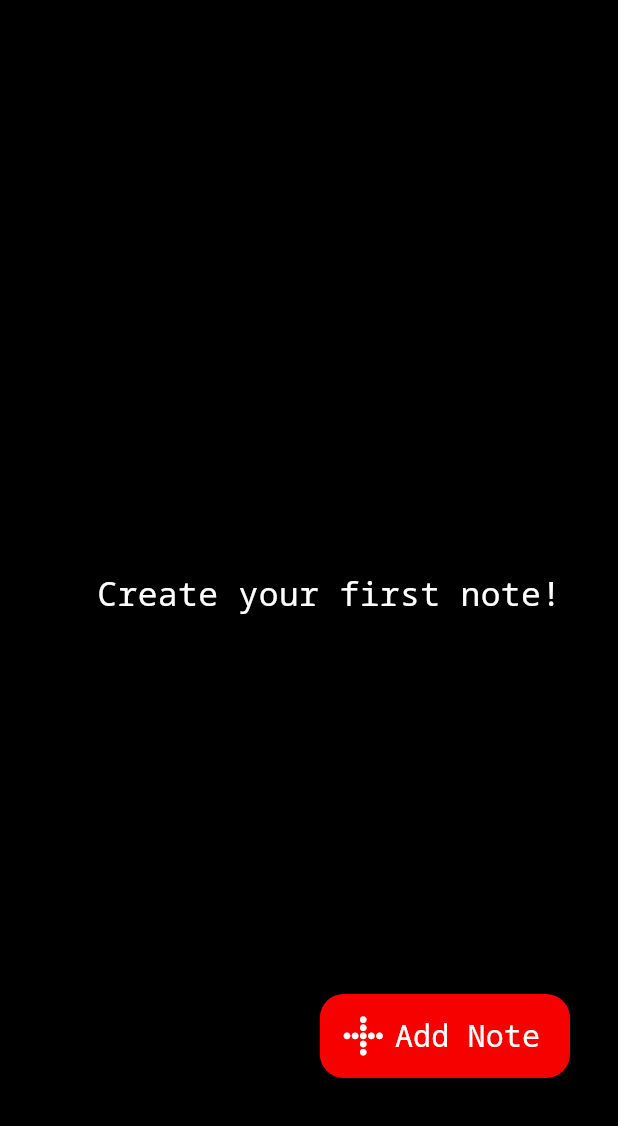
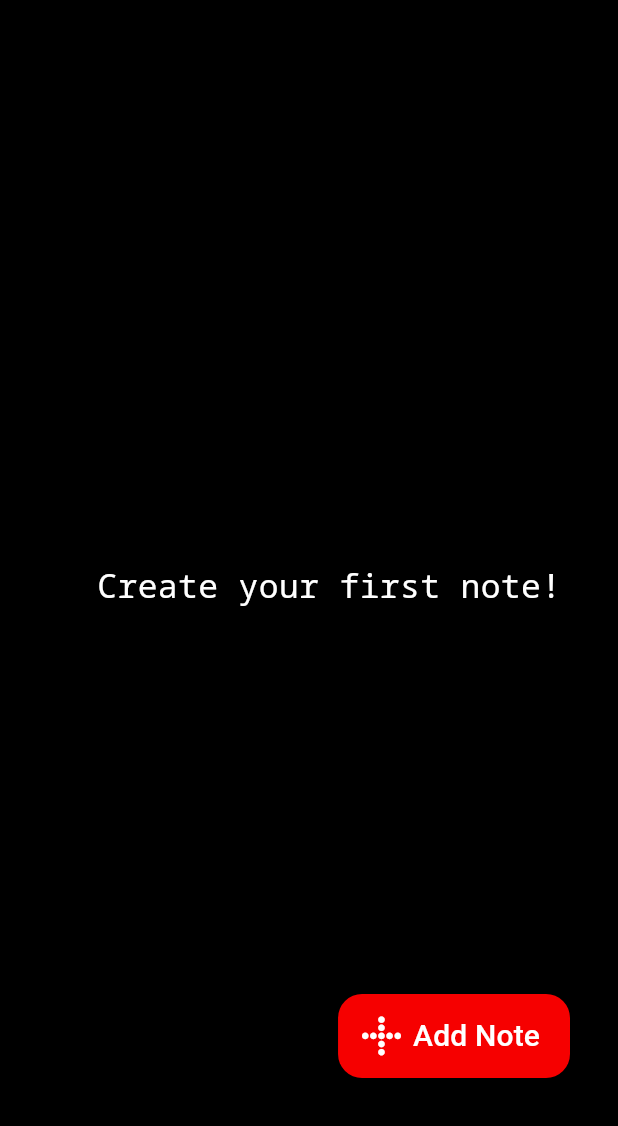
Before and after one commit to AzhamProdLive/Notes_App_Nothing, a Flutter app: the screen it shows after launch, on a phone screen of 412 x 824 dp, the part 110-1236 px from its top. Run offline on Flutter 3.47's test engine with Material 3 defaults, Android fonts, the light colour scheme and no system bars; our stand-ins replace bloc, drift; accounts and stored records are empty; generated files the repository leaves out were written again; Roboto replaces fonts that are missing (Nunito-Bold).

Commit message:
I have made a Nothing Stilled version of the note app

```diff
--- a/lib/ui/main_screen.dart
+++ b/lib/ui/main_screen.dart
@@ -19,7 +19,7 @@ class MainScreen extends StatelessWidget {
       appBar: MainAppBar(
         onSearchPress: () => Navigator.pushNamed(context, '/search'),
       ),
-      body: Padding(padding: const EdgeInsets.only(top: 40), child:
+      body: Padding(padding: const EdgeInsets.only(top: 30), child:
       StreamBuilder<NotesState>(
         initialData: cubit.state,
         stream: cubit.stream,
@@ -44,7 +44,7 @@ class MainScreen extends StatelessWidget {
           backgroundColor: CustomColors.red,
 
           label: const Text(
-            'Add Note', style: TextStyle(fontSize: 20, color: Colors.white),),
+            'Add Note', style: TextStyle(fontSize: 20, color: Colors.white, fontFamily: "Nunito-Bold"),),
           icon: const Icon(IconData(0xe900, fontFamily: "NothingIcon"), size: 26, color: Colors.white,),
         ),
       ),
--- a/lib/ui/theme/custom_colors.dart
+++ b/lib/ui/theme/custom_colors.dart
@@ -14,6 +14,6 @@ class CustomColors {
     Colors.blue,
     Colors.teal,
     Colors.blueGrey,
-    Colors.pink
+    Colors.white
   ];
 }
--- a/pubspec.yaml
+++ b/pubspec.yaml
@@ -3,7 +3,7 @@ description: A new Flutter project.
 
 publish_to: 'none'
 
-version: 1.0.0+1
+version: 1.0.1+1
 
 environment:
   sdk: ">=2.17.5 <3.0.0"
```
Also changed, not shown: lib/ui/add_note_screen.dart (+13 -4 lines), lib/ui/main_screen_with_content_grid.dart (+18 -2 lines), lib/database/tables.g.dart, pubspec.lock, 3 other files.
